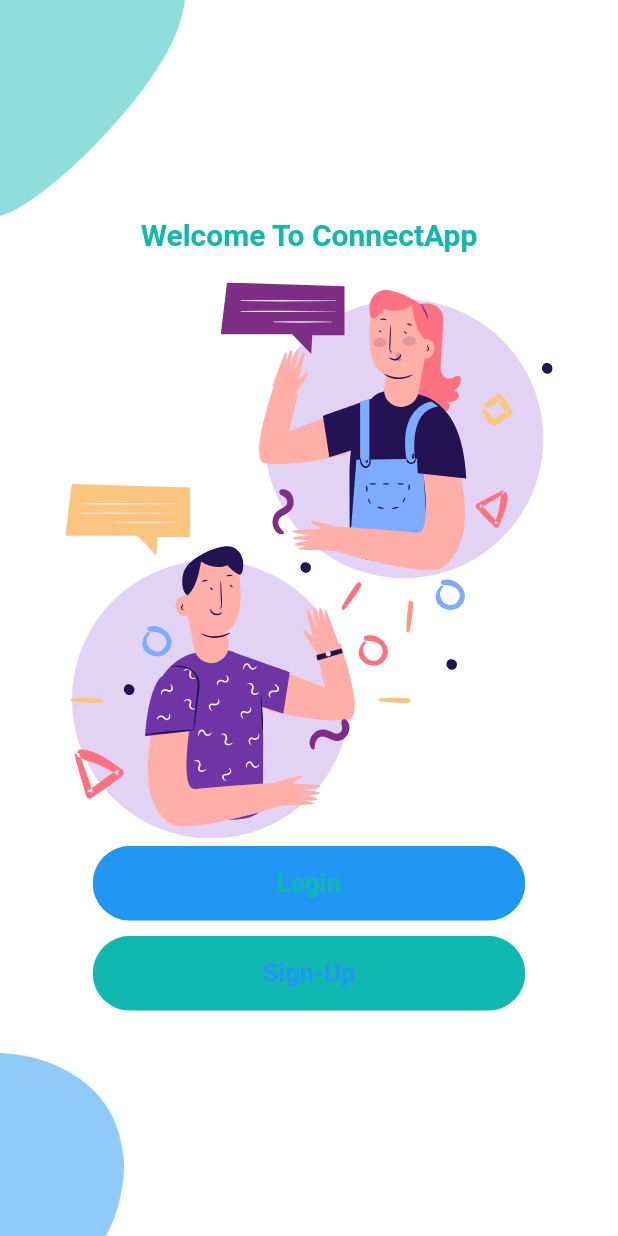
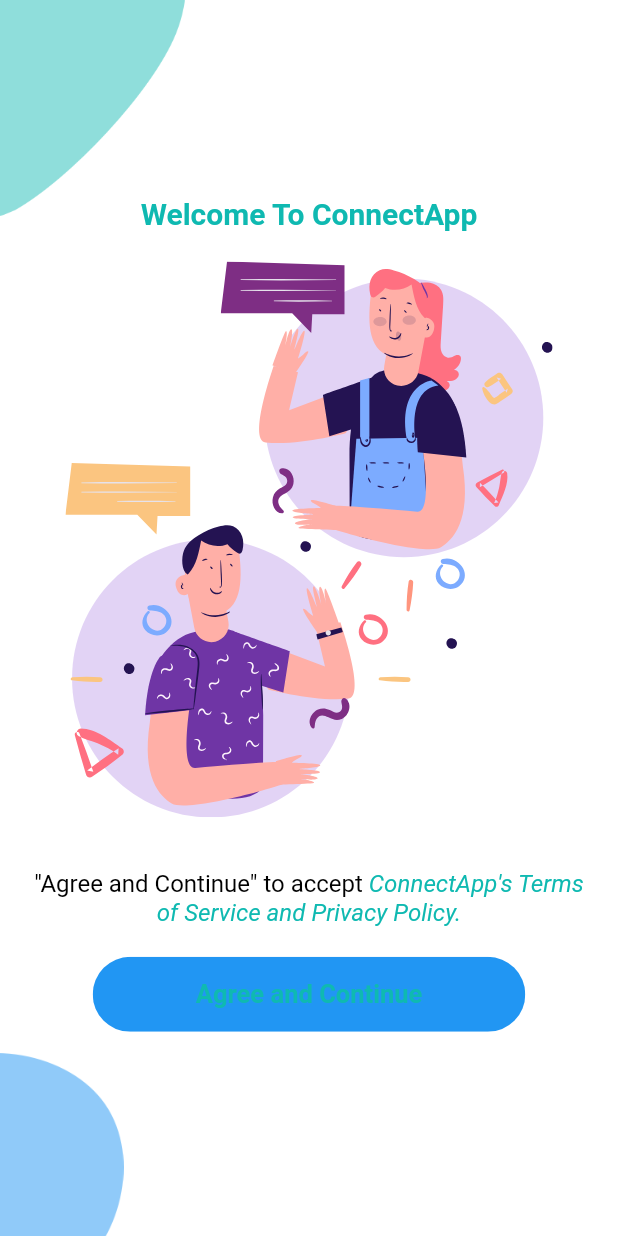
Before and after one commit to Prashanna1992/connect_app, a Flutter app: the WelcomeScreen screen opened directly, on a phone screen of 412 x 824 dp. Run offline on Flutter 3.47's test engine with Material 2 defaults, Android fonts, the phone set to English and light mode, and no system bars; our stand-ins replace camera, flutter_svg, otp_text_field, socket_io_client, timeago, video_player; Roboto replaces fonts that are missing (Raleway).

Commit message:
Welcome and OTP screens

```diff
--- a/lib/Screens/ScreenComponents/Body.dart
+++ /dev/null
@@ -1,46 +0,0 @@
-import 'package:flutter/material.dart';
-import 'package:flutter_svg/flutter_svg.dart';
-import 'package:pratham_app/Components/RoundedButton.dart';
-import 'package:pratham_app/Screens/ScreenComponents/Background.dart';
-
-class Body extends StatelessWidget {
-  @override
-  Widget build(BuildContext context) {
-    Size size = MediaQuery.of(context).size;
-    return Background(
-      child: SingleChildScrollView(
-        child: Column(
-          mainAxisAlignment: MainAxisAlignment.center,
-          children: [
-            Text(
-              "Welcome To ConnectApp",
-              style: TextStyle(
-                  color: Theme.of(context).colorScheme.primary,
-                  fontFamily: "Raleway",
-                  fontWeight: FontWeight.bold,
-                  fontSize: 20),
-            ),
-            const SizedBox(
-              height: 20,
-            ),
-            SvgPicture.asset(
-              "assets/icons/chat.svg",
-              height: size.height * .45,
-              width: size.width,
-            ),
-            RoundedButton(
-                onPressed: () {},
-                primaryColor: Theme.of(context).colorScheme.secondaryVariant,
-                textColor: Theme.of(context).colorScheme.primary,
-                buttonText: "Login"),
-            RoundedButton(
-                onPressed: () {},
-                primaryColor: Theme.of(context).colorScheme.primary,
-                textColor: Theme.of(context).colorScheme.primaryVariant,
-                buttonText: "Sign-Up"),
-          ],
-        ),
-      ),
-    );
-  }
-}
--- /dev/null
+++ b/lib/Screens/ScreenComponents/WelcomeScreenComponents.dart
@@ -0,0 +1,75 @@
+import 'package:flutter/cupertino.dart';
+import 'package:flutter/material.dart';
+import 'package:flutter_svg/flutter_svg.dart';
+import 'package:path/path.dart';
+import 'package:pratham_app/Components/RoundedButton.dart';
+import 'package:pratham_app/Pages/LoginPage.dart';
+import 'package:pratham_app/Screens/ScreenComponents/Background.dart';
+
+class WelcomeScreenComponents extends StatelessWidget {
+  const WelcomeScreenComponents({Key? key}) : super(key: key);
+
+  @override
+  Widget build(BuildContext context) {
+    Size size = MediaQuery.of(context).size;
+    return Background(
+      child: SingleChildScrollView(
+        child: Column(
+          mainAxisAlignment: MainAxisAlignment.center,
+          children: [
+            Text(
+              "Welcome To ConnectApp",
+              style: TextStyle(
+                  color: Theme.of(context).colorScheme.primary,
+                  fontFamily: "Raleway",
+                  fontWeight: FontWeight.bold,
+                  fontSize: 20),
+            ),
+            const SizedBox(
+              height: 20,
+            ),
+            SvgPicture.asset(
+              "assets/icons/chat.svg",
+              height: size.height * .45,
+              width: size.width,
+            ),
+            const SizedBox(
+              height: 20,
+            ),
+            Padding(
+              padding: const EdgeInsets.symmetric(horizontal: 20, vertical: 15),
+              child: RichText(
+                textAlign: TextAlign.center,
+                text: TextSpan(
+                  style: const TextStyle(fontSize: 16),
+                  children: [
+                    const TextSpan(
+                        text: "\"Agree and Continue\" to accept ",
+                        style: TextStyle(color: Colors.black)),
+                    TextSpan(
+                        text:
+                            "ConnectApp's Terms of Service and Privacy Policy.",
+                        style: TextStyle(
+                            fontStyle: FontStyle.italic,
+                            color: Theme.of(context).colorScheme.primary))
+                  ],
+                ),
+              ),
+            ),
+            RoundedButton(
+                onPressed: () {
+                  Navigator.pushAndRemoveUntil(
+                      context,
+                      MaterialPageRoute(
+                          builder: (builder) => const LoginPage()),
+                      (route) => false);
+                },
+                primaryColor: Theme.of(context).colorScheme.secondaryVariant,
+                textColor: Theme.of(context).colorScheme.primary,
+                buttonText: "Agree and Continue"),
+          ],
+        ),
+      ),
+    );
+  }
+}
--- a/lib/Screens/WelcomeScreen.dart
+++ b/lib/Screens/WelcomeScreens/WelcomeScreen.dart
@@ -1,11 +1,11 @@
 import 'package:flutter/material.dart';
-import 'package:pratham_app/Screens/ScreenComponents/Body.dart';
+import 'package:pratham_app/Screens/ScreenComponents/WelcomeScreenComponents.dart';
 
 class WelcomeScreen extends StatelessWidget {
   @override
   Widget build(BuildContext context) {
-    return Scaffold(
-      body: Body(),
+    return const Scaffold(
+      body: WelcomeScreenComponents(),
     );
   }
 }
--- a/lib/main.dart
+++ b/lib/main.dart
@@ -3,8 +3,8 @@ import 'package:flutter/material.dart';
 import 'package:path/path.dart';
 import 'package:pratham_app/Pages/CameraPage.dart';
 import 'package:pratham_app/Screens/HomeScreen.dart';
-import 'package:pratham_app/Screens/LoginScreen.dart';
-import 'package:pratham_app/Screens/WelcomeScreen.dart';
+import 'package:pratham_app/Screens/WelcomeScreens/LoginScreen.dart';
+import 'package:pratham_app/Screens/WelcomeScreens/WelcomeScreen.dart';
 
 import 'Screens/CameraScreen.dart';
 
@@ -33,7 +33,7 @@ class MyApp extends StatelessWidget {
           scaffoldBackgroundColor: Colors.white,
           fontFamily: "Raleway",
           brightness: Brightness.light),
-      home: const LoginScreen(),
+      home: WelcomeScreen(),
     );
   }
 }
--- a/pubspec.yaml
+++ b/pubspec.yaml
@@ -41,7 +41,9 @@ dependencies:
   video_player: ^2.2.15
   socket_io_client: ^1.0.2
   intl: ^0.17.0
+  otp_text_field: ^1.1.2
   timeago: ^3.2.2
+  image_picker: ^0.8.4+9
 
 dev_dependencies:
   flutter_test:
```
Also changed, not shown: lib/Model/CountryModel.dart (added, +7 -0 lines), lib/Pages/CountryPage.dart (added, +76 -0 lines), lib/Pages/LoginPage.dart (added, +268 -0 lines), lib/Screens/WelcomeScreens/OTPScreen.dart (added, +126 -0 lines), assets/nepal.png (added), assets/uk.png (added), assets/usa.png (added), lib/Screens/WelcomeScreens/LoginScreen.dart (renamed from lib/Screens/LoginScreen.dart).
